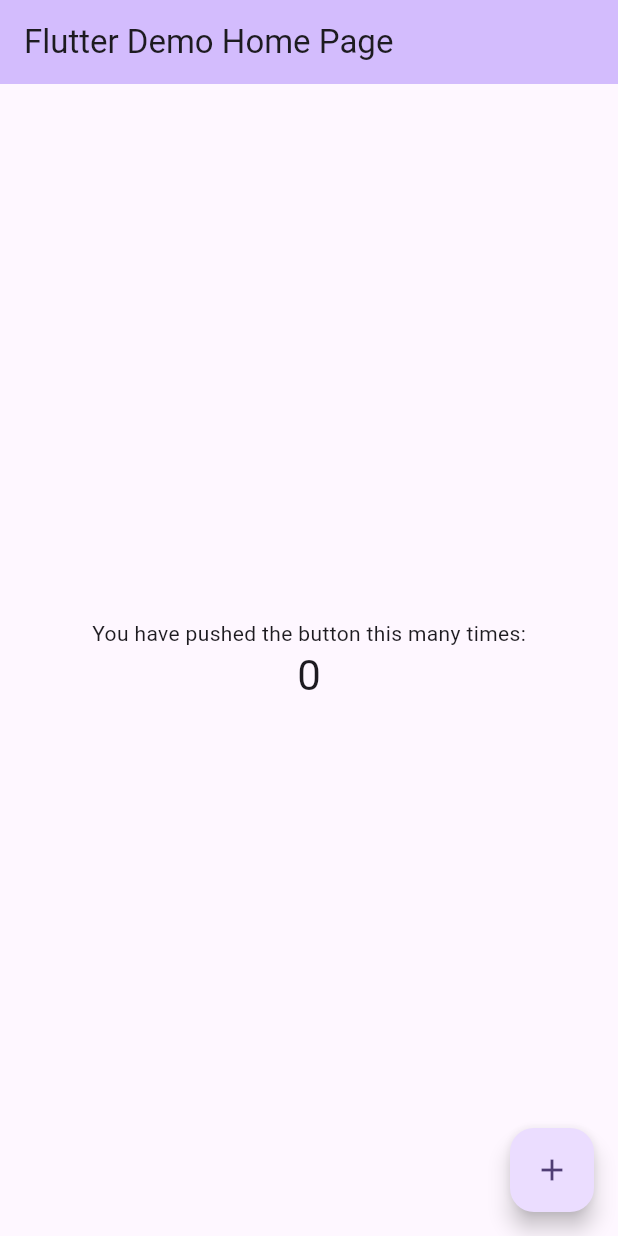
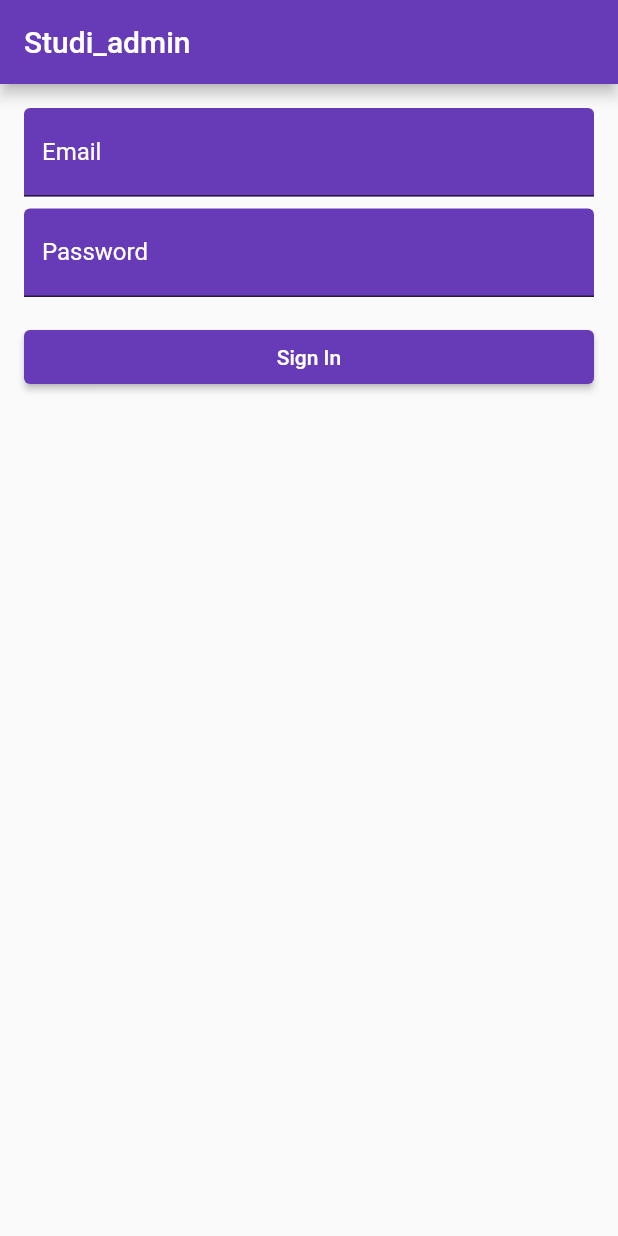
Before and after one commit to prasannan-robots/studi, a Flutter app: the screen it shows after launch, on a phone screen of 412 x 824 dp. Run offline on Flutter 3.47's test engine with Material 2 defaults, Android fonts, the phone set to English and light mode, and no system bars; our stand-ins replace cloud_firestore, firebase_auth, firebase_core, shared_preferences; accounts and stored records are empty.

Commit message:
Studi_admin working

```diff
--- /dev/null
+++ b/studi_admin/lib/login_page.dart
@@ -0,0 +1,127 @@
+import 'package:flutter/material.dart';
+import 'package:firebase_auth/firebase_auth.dart';
+import 'package:shared_preferences/shared_preferences.dart';
+import 'notes_page.dart';
+
+class SessionManager {
+  static const String loggedInKey = 'loggedIn';
+
+  static Future<void> saveLoginState(bool isLoggedIn) async {
+    SharedPreferences prefs = await SharedPreferences.getInstance();
+    await prefs.setBool(loggedInKey, isLoggedIn);
+  }
+
+  static Future<bool> getLoginState() async {
+    SharedPreferences prefs = await SharedPreferences.getInstance();
+    return prefs.getBool(loggedInKey) ?? false;
+  }
+}
+
+class EmailAuth extends StatefulWidget {
+  const EmailAuth({Key? key});
+
+  @override
+  _EmailAuthState createState() => _EmailAuthState();
+}
+
+class _EmailAuthState extends State<EmailAuth> {
+  final TextEditingController _emailController = TextEditingController();
+  final TextEditingController _passwordController = TextEditingController();
+  final FirebaseAuth _auth = FirebaseAuth.instance;
+  pushNextPage(user) async {
+    SharedPreferences prefs = await SharedPreferences.getInstance();
+    prefs.setString('userId', user);
+    await SessionManager.saveLoginState(true);
+
+    Navigator.pushReplacement(
+      context,
+      MaterialPageRoute(builder: (context) => NotesPage()),
+    );
+  }
+
+  Future<void> _signIn() async {
+    try {
+      UserCredential userCredential = await _auth.signInWithEmailAndPassword(
+        email: _emailController.text.trim(),
+        password: _passwordController.text.trim(),
+      );
+      // User sign-in successful
+      User? user = userCredential.user;
+      if (user != null) {
+        pushNextPage(user.uid);
+      }
+    } catch (e) {
+      // Handle sign-in errors
+      print('Sign-in error: $e');
+      showDialog(
+        context: context,
+        builder: (BuildContext context) {
+          return AlertDialog(
+            title: const Text('Sign-in Failed'),
+            content: const Text('Invalid email or password.'),
+            actions: <Widget>[
+              TextButton(
+                child: const Text('OK'),
+                onPressed: () {
+                  Navigator.of(context).pop();
+                },
+              ),
+            ],
+          );
+        },
+      );
+    }
+  }
+
+  @override
+  Widget build(BuildContext context) {
+    return Scaffold(
+      appBar: AppBar(
+        title: const Text(
+          'Studi_admin',
+          style: TextStyle(color: Colors.white),
+        ),
+      ),
+      body: SingleChildScrollView(
+        child: Padding(
+          padding: const EdgeInsets.all(16.0),
+          child: Column(
+            crossAxisAlignment: CrossAxisAlignment.stretch,
+            mainAxisAlignment: MainAxisAlignment.center,
+            children: [
+              TextField(
+                cursorColor: Colors.white,
+                controller: _emailController,
+                style: TextStyle(color: Colors.white),
+                decoration: const InputDecoration(
+                  filled: true,
+                  fillColor: Colors.deepPurple,
+                  labelText: 'Email',
+                  labelStyle: TextStyle(color: Colors.white),
+                ),
+              ),
+              const SizedBox(height: 8.0),
+              TextField(
+                cursorColor: Colors.white,
+                controller: _passwordController,
+                style: TextStyle(color: Colors.white),
+                decoration: const InputDecoration(
+                  filled: true,
+                  fillColor: Colors.deepPurple,
+                  labelText: 'Password',
+                  labelStyle: TextStyle(color: Colors.white),
+                ),
+                obscureText: true,
+              ),
+              const SizedBox(height: 16.0),
+              ElevatedButton(
+                child: const Text('Sign In'),
+                onPressed: _signIn,
+              ),
+            ],
+          ),
+        ),
+      ),
+    );
+  }
+}
--- a/studi_admin/lib/main.dart
+++ b/studi_admin/lib/main.dart
@@ -1,125 +1,30 @@
 import 'package:flutter/material.dart';
+import 'package:firebase_core/firebase_core.dart';
+import 'login_page.dart';
+import 'notes_page.dart';
 
-void main() {
-  runApp(const MyApp());
+void main() async {
+  WidgetsFlutterBinding.ensureInitialized();
+  await Firebase.initializeApp();
+  bool isLoggedIn = await SessionManager.getLoginState();
+  runApp(MyApp(isLoggedIn: isLoggedIn));
 }
 
 class MyApp extends StatelessWidget {
-  const MyApp({super.key});
+  final bool isLoggedIn;
+  const MyApp({Key? key, required this.isLoggedIn}) : super(key: key);
 
-  // This widget is the root of your application.
   @override
   Widget build(BuildContext context) {
     return MaterialApp(
-      title: 'Flutter Demo',
+      title: 'Studi',
       theme: ThemeData(
-        // This is the theme of your application.
-        //
-        // TRY THIS: Try running your application with "flutter run". You'll see
-        // the application has a blue toolbar. Then, without quitting the app,
-        // try changing the seedColor in the colorScheme below to Colors.green
-        // and then invoke "hot reload" (save your changes or press the "hot
-        // reload" button in a Flutter-supported IDE, or press "r" if you used
-        // the command line to start the app).
-        //
-        // Notice that the counter didn't reset back to zero; the application
-        // state is not lost during the reload. To reset the state, use hot
-        // restart instead.
-        //
-        // This works for code too, not just values: Most code changes can be
-        // tested with just a hot reload.
-        colorScheme: ColorScheme.fromSeed(seedColor: Colors.deepPurple),
-        useMaterial3: true,
+        primarySwatch: Colors.deepPurple,
       ),
-      home: const MyHomePage(title: 'Flutter Demo Home Page'),
+      home: isLoggedIn ? NotesPage() : EmailAuth(),
+      routes: {
+        '/note': (context) => const NotesPage(),
+      },
     );
   }
 }
-
-class MyHomePage extends StatefulWidget {
-  const MyHomePage({super.key, required this.title});
-
-  // This widget is the home page of your application. It is stateful, meaning
-  // that it has a State object (defined below) that contains fields that affect
-  // how it looks.
-
-  // This class is the configuration for the state. It holds the values (in this
-  // case the title) provided by the parent (in this case the App widget) and
-  // used by the build method of the State. Fields in a Widget subclass are
-  // always marked "final".
-
-  final String title;
-
-  @override
-  State<MyHomePage> createState() => _MyHomePageState();
-}
-
-class _MyHomePageState extends State<MyHomePage> {
-  int _counter = 0;
-
-  void _incrementCounter() {
-    setState(() {
-      // This call to setState tells the Flutter framework that something has
-      // changed in this State, which causes it to rerun the build method below
-      // so that the display can reflect the updated values. If we changed
-      // _counter without calling setState(), then the build method would not be
-      // called again, and so nothing would appear to happen.
-      _counter++;
-    });
-  }
-
-  @override
-  Widget build(BuildContext context) {
-    // This method is rerun every time setState is called, for instance as done
-    // by the _incrementCounter method above.
-    //
-    // The Flutter framework has been optimized to make rerunning build methods
-    // fast, so that you can just rebuild anything that needs updating rather
-    // than having to individually change instances of widgets.
-    return Scaffold(
-      appBar: AppBar(
-        // TRY THIS: Try changing the color here to a specific color (to
-        // Colors.amber, perhaps?) and trigger a hot reload to see the AppBar
-        // change color while the other colors stay the same.
-        backgroundColor: Theme.of(context).colorScheme.inversePrimary,
-        // Here we take the value from the MyHomePage object that was created by
-        // the App.build method, and use it to set our appbar title.
-        title: Text(widget.title),
-      ),
-      body: Center(
-        // Center is a layout widget. It takes a single child and positions it
-        // in the middle of the parent.
-        child: Column(
-          // Column is also a layout widget. It takes a list of children and
-          // arranges them vertically. By default, it sizes itself to fit its
-          // children horizontally, and tries to be as tall as its parent.
-          //
-          // Column has various properties to control how it sizes itself and
-          // how it positions its children. Here we use mainAxisAlignment to
-          // center the children vertically; the main axis here is the vertical
-          // axis because Columns are vertical (the cross axis would be
-          // horizontal).
-          //
-          // TRY THIS: Invoke "debug painting" (choose the "Toggle Debug Paint"
-          // action in the IDE, or press "p" in the console), to see the
-          // wireframe for each widget.
-          mainAxisAlignment: MainAxisAlignment.center,
-          children: <Widget>[
-            const Text(
-              'You have pushed the button this many times:',
-            ),
-            Text(
-              '$_counter',
-              style: Theme.of(context).textTheme.headlineMedium,
-            ),
-          ],
-        ),
-      ),
-      floatingActionButton: FloatingActionButton(
-        onPressed: _incrementCounter,
-        tooltip: 'Increment',
-        child: const Icon(Icons.add),
-      ), // This trailing comma makes auto-formatting nicer for build methods.
-    );
-  }
-}
--- a/studi_admin/pubspec.yaml
+++ b/studi_admin/pubspec.yaml
@@ -35,6 +35,9 @@ dependencies:
   # The following adds the Cupertino Icons font to your application.
   # Use with the CupertinoIcons class for iOS style icons.
   cupertino_icons: ^1.0.2
+  shared_preferences: ^2.1.2
+  cloud_firestore: ^4.8.1
+  firebase_auth: ^4.6.3
 
 dev_dependencies:
   flutter_test:
```
Also changed, not shown: studi_admin/lib/notes_editing_page.dart (added, +258 -0 lines), studi_admin/lib/notes_page.dart (added, +126 -0 lines), studi_admin/lib/firebase_options.dart (added), studi_admin/pubspec.lock, 11 other files.
